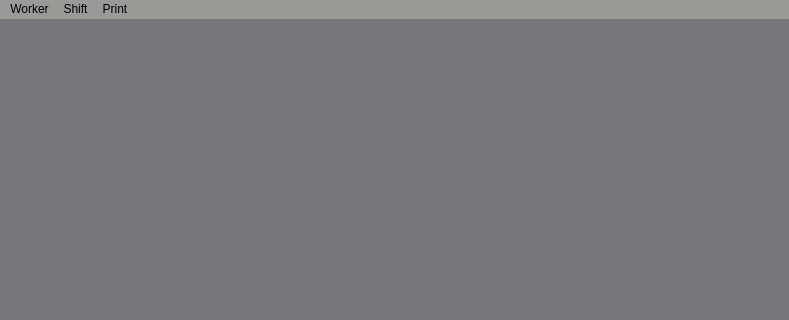
The window that src/frontend/mainwindow.ui (Xaempel/SmartWorkPlan) describes before a commit, drawn with Qt 5; both pictures show x 0 to 789 and y 0 to 320 of the 789 by 600 pixel window.
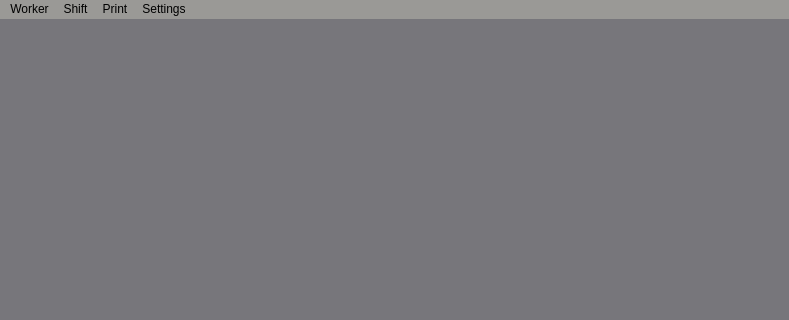
The same window after the commit.

Commit message: <Feature> -- Added Settings Tab in MainWindow -- Added License Informations Tab in MainWindow -- Added License Informations Widget

What changed in the file:
```diff
--- a/src/frontend/mainwindow.ui
+++ b/src/frontend/mainwindow.ui
@@ -84,7 +84,7 @@
      <x>0</x>
      <y>0</y>
      <width>789</width>
-     <height>28</height>
+     <height>23</height>
     </rect>
    </property>
    <widget class="QMenu" name="MenuWorker">
@@ -107,9 +107,16 @@
     </property>
     <addaction name="ActionPrintWorkPlan"/>
    </widget>
+   <widget class="QMenu" name="MenuSettings">
+    <property name="title">
+     <string>Settings</string>
+    </property>
+    <addaction name="ActionLicenseInformations"/>
+   </widget>
    <addaction name="MenuWorker"/>
    <addaction name="MenuShift"/>
    <addaction name="MenuPrint"/>
+   <addaction name="MenuSettings"/>
   </widget>
   <widget class="QStatusBar" name="StatusBar"/>
   <action name="ActionAddWorker">
```
Left out of the diff: 34 changed lines with no effect on the pictures. The commit also changes 6 other files.
